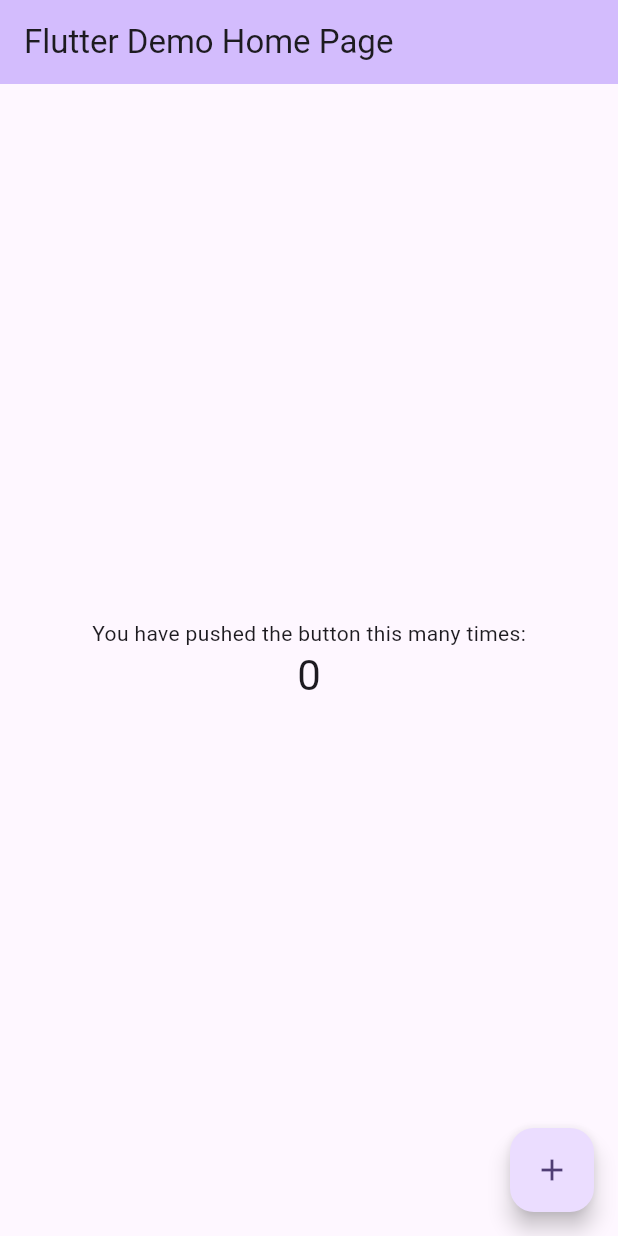
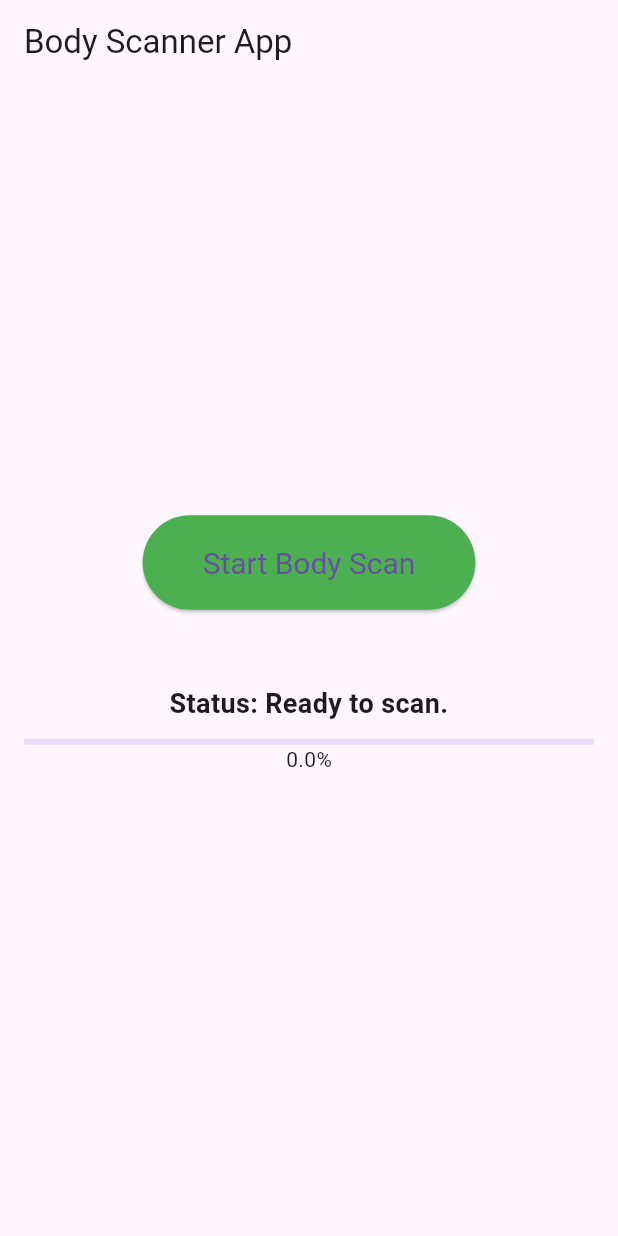
Before and after one commit to flashBombHack/Sizemet_App, a Flutter app: the screen it shows after launch, on a phone screen of 412 x 824 dp. Run offline on Flutter 3.47's test engine with Material 3 defaults, Android fonts, the phone set to English and light mode, and no system bars; our stand-ins replace plugin_platform_interface.

Commit message:
updates for plugin

```diff
--- a/body_capture_plugin/lib/body_capture_plugin.dart
+++ b/body_capture_plugin/lib/body_capture_plugin.dart
@@ -1,8 +1,90 @@
+import 'package:flutter/services.dart';
+import 'dart:async'; // Import for StreamController
 
-import 'body_capture_plugin_platform_interface.dart';
+class BodyCapturePlugin { // Changed class name
+  // Define the MethodChannel for invoking methods on the native side.
+  // The channel name must match what you will define in your Swift code.
+  // Changed channel name for consistency
+  static const MethodChannel _methodChannel =
+      MethodChannel('com.yourcompany.bodyscan/bodyCaptureMethod');
 
-class BodyCapturePlugin {
-  Future<String?> getPlatformVersion() {
-    return BodyCapturePluginPlatform.instance.getPlatformVersion();
+  // Define the EventChannel for receiving events (e.g., progress, status)
+  // from the native side. The channel name must match what you will define in Swift.
+  // Changed channel name for consistency
+  static const EventChannel _eventChannel =
+      EventChannel('com.yourcompany.bodyscan/bodyCaptureEvents');
+
+  // Private stream controllers to expose the native events as Dart streams.
+  static final StreamController<double> _progressStreamController =
+      StreamController<double>.broadcast();
+  static final StreamController<String> _statusStreamController =
+      StreamController<String>.broadcast();
+  static final StreamController<String> _usdzPathStreamController =
+      StreamController<String>.broadcast();
+  static final StreamController<String> _errorStreamController =
+      StreamController<String>.broadcast();
+
+  BodyCapturePlugin() { // Changed constructor name
+    // Listen to the native event channel and distribute events to the correct streams.
+    _eventChannel.receiveBroadcastStream().listen((dynamic event) {
+      if (event is Map) {
+        if (event.containsKey('progress')) {
+          _progressStreamController.add(event['progress'] as double);
+        } else if (event.containsKey('status')) {
+          _statusStreamController.add(event['status'] as String);
+        } else if (event.containsKey('usdzExportPath')) {
+          _usdzPathStreamController.add(event['usdzExportPath'] as String);
+        } else if (event.containsKey('error')) {
+          _errorStreamController.add(event['error'] as String);
+        }
+      }
+    });
+  }
+
+  /// Initiates the body capture scan process on the native side.
+  /// Returns the USDZ export path upon successful completion, or null if cancelled/failed.
+  Future<String?> startBodyCaptureScan() async { // Changed method name for consistency
+    try {
+      final String? usdzPath =
+          await _methodChannel.invokeMethod('startBodyCaptureScan'); // Changed method call name
+      return usdzPath;
+    } on PlatformException catch (e) {
+      _errorStreamController.add("Failed to start scan: '${e.message}'.");
+      print("Failed to start scan: '${e.message}'.");
+      return null;
+    }
+  }
+
+  /// Stops the ongoing body capture scan process on the native side.
+  Future<void> stopBodyCaptureScan() async { // Changed method name for consistency
+    try {
+      await _methodChannel.invokeMethod('stopBodyCaptureScan'); // Changed method call name
+    } on PlatformException catch (e) {
+      _errorStreamController.add("Failed to stop scan: '${e.message}'.");
+      print("Failed to stop scan: '${e.message}'.");
+    }
+  }
+
+  /// Stream to listen for scan progress updates (double from 0.0 to 1.0).
+  Stream<double> get scanProgress => _progressStreamController.stream;
+
+  /// Stream to listen for scan status messages (e.g., "Scanning...", "Processing...").
+  Stream<String> get scanStatus => _statusStreamController.stream;
+
+  /// Stream to listen for the final USDZ export path upon successful completion.
+  Stream<String> get usdzExportPath => _usdzPathStreamController.stream;
+
+  /// Stream to listen for any errors occurring during the scan process.
+  Stream<String> get scanError => _errorStreamController.stream;
+
+  // Don't forget to close the stream controllers when the plugin is no longer needed
+  // (e.g., in a dispose method of a stateful widget or when the app exits,
+  // though for a global plugin instance, this might not be strictly necessary
+  // until app shutdown).
+  void dispose() {
+    _progressStreamController.close();
+    _statusStreamController.close();
+    _usdzPathStreamController.close();
+    _errorStreamController.close();
   }
 }
--- a/lib/main.dart
+++ b/lib/main.dart
@@ -1,4 +1,6 @@
 import 'package:flutter/material.dart';
+// Ensure this import path matches your new plugin name!
+import 'package:body_capture_plugin/body_capture_plugin.dart';
 
 void main() {
   runApp(const MyApp());
@@ -7,119 +9,179 @@ void main() {
 class MyApp extends StatelessWidget {
   const MyApp({super.key});
 
-  // This widget is the root of your application.
   @override
   Widget build(BuildContext context) {
     return MaterialApp(
-      title: 'Flutter Demo',
+      title: 'Body Scanner App',
       theme: ThemeData(
-        // This is the theme of your application.
-        //
-        // TRY THIS: Try running your application with "flutter run". You'll see
-        // the application has a purple toolbar. Then, without quitting the app,
-        // try changing the seedColor in the colorScheme below to Colors.green
-        // and then invoke "hot reload" (save your changes or press the "hot
-        // reload" button in a Flutter-supported IDE, or press "r" if you used
-        // the command line to start the app).
-        //
-        // Notice that the counter didn't reset back to zero; the application
-        // state is not lost during the reload. To reset the state, use hot
-        // restart instead.
-        //
-        // This works for code too, not just values: Most code changes can be
-        // tested with just a hot reload.
-        colorScheme: ColorScheme.fromSeed(seedColor: Colors.deepPurple),
-        useMaterial3: true,
+        primarySwatch: Colors.blue,
       ),
-      home: const MyHomePage(title: 'Flutter Demo Home Page'),
+      home: const HomePage(),
     );
   }
 }
 
-class MyHomePage extends StatefulWidget {
-  const MyHomePage({super.key, required this.title});
-
-  // This widget is the home page of your application. It is stateful, meaning
-  // that it has a State object (defined below) that contains fields that affect
-  // how it looks.
-
-  // This class is the configuration for the state. It holds the values (in this
-  // case the title) provided by the parent (in this case the App widget) and
-  // used by the build method of the State. Fields in a Widget subclass are
-  // always marked "final".
-
-  final String title;
+class HomePage extends StatefulWidget {
+  const HomePage({super.key});
 
   @override
-  State<MyHomePage> createState() => _MyHomePageState();
+  State<HomePage> createState() => _HomePageState();
 }
 
-class _MyHomePageState extends State<MyHomePage> {
-  int _counter = 0;
+class _HomePageState extends State<HomePage> {
+  // Instantiate your plugin. This will set up the EventChannel listener.
+  final BodyCapturePlugin _bodyCapturePlugin = BodyCapturePlugin();
 
-  void _incrementCounter() {
+  String _statusMessage = "Ready to scan.";
+  String _errorMessage = "";
+  String? _usdzPath;
+  double _progress = 0.0;
+  bool _isScanning = false;
+
+  @override
+  void initState() {
+    super.initState();
+    // Listen to the streams for updates from the native side
+    _bodyCapturePlugin.scanProgress.listen((progress) {
       setState(() {
-      // This call to setState tells the Flutter framework that something has
-      // changed in this State, which causes it to rerun the build method below
-      // so that the display can reflect the updated values. If we changed
-      // _counter without calling setState(), then the build method would not be
-      // called again, and so nothing would appear to happen.
-      _counter++;
+        _progress = progress;
+      });
+    });
+
+    _bodyCapturePlugin.scanStatus.listen((status) {
+      setState(() {
+        _statusMessage = status;
+      });
+    });
+
+    _bodyCapturePlugin.usdzExportPath.listen((path) {
+      setState(() {
+        _usdzPath = path;
+        _isScanning = false; // Scan finished
+        _statusMessage = "Scan completed! USDZ saved.";
+      });
+    });
+
+    _bodyCapturePlugin.scanError.listen((error) {
+      setState(() {
+        _errorMessage = "Error: $error";
+        _isScanning = false; // Scan failed
+        _statusMessage = "Scan failed.";
+      });
     });
   }
 
   @override
+  void dispose() {
+    _bodyCapturePlugin.dispose(); // Clean up streams
+    super.dispose();
+  }
+
+  Future<void> _startScan() async {
+    setState(() {
+      _isScanning = true;
+      _statusMessage = "Starting scan...";
+      _errorMessage = "";
+      _usdzPath = null;
+      _progress = 0.0;
+    });
+
+    // Call the native method to start the scan
+    final String? path = await _bodyCapturePlugin.startObjectCaptureScan();
+    if (path != null) {
+      setState(() {
+        _usdzPath = path;
+        _isScanning = false;
+        _statusMessage = "Scan completed! USDZ saved at: $path";
+      });
+    } else {
+      // If path is null, it means there was an error or it was cancelled
+      // The error stream will handle setting _errorMessage
+      setState(() {
+        _isScanning = false;
+        if (_errorMessage.isEmpty) { // If no specific error from stream, set a generic one
+          _errorMessage = "Scan did not complete or was cancelled.";
+          _statusMessage = "Scan aborted.";
+        }
+      });
+    }
+  }
+
+  Future<void> _stopScan() async {
+    setState(() {
+      _isScanning = false;
+      _statusMessage = "Scan stopped.";
+      _errorMessage = ""; // Clear any previous errors on stop
+    });
+    await _bodyCapturePlugin.stopObjectCaptureScan();
+  }
+
+  @override
   Widget build(BuildContext context) {
-    // This method is rerun every time setState is called, for instance as done
-    // by the _incrementCounter method above.
-    //
-    // The Flutter framework has been optimized to make rerunning build methods
-    // fast, so that you can just rebuild anything that needs updating rather
-    // than having to individually change instances of widgets.
     return Scaffold(
       appBar: AppBar(
-        // TRY THIS: Try changing the color here to a specific color (to
-        // Colors.amber, perhaps?) and trigger a hot reload to see the AppBar
-        // change color while the other colors stay the same.
-        backgroundColor: Theme.of(context).colorScheme.inversePrimary,
-        // Here we take the value from the MyHomePage object that was created by
-        // the App.build method, and use it to set our appbar title.
-        title: Text(widget.title),
+        title: const Text('Body Scanner App'),
       ),
       body: Center(
-        // Center is a layout widget. It takes a single child and positions it
-        // in the middle of the parent.
+        child: Padding(
+          padding: const EdgeInsets.all(16.0),
           child: Column(
-          // Column is also a layout widget. It takes a list of children and
-          // arranges them vertically. By default, it sizes itself to fit its
-          // children horizontally, and tries to be as tall as its parent.
-          //
-          // Column has various properties to control how it sizes itself and
-          // how it positions its children. Here we use mainAxisAlignment to
-          // center the children vertically; the main axis here is the vertical
-          // axis because Columns are vertical (the cross axis would be
-          // horizontal).
-          //
-          // TRY THIS: Invoke "debug painting" (choose the "Toggle Debug Paint"
-          // action in the IDE, or press "p" in the console), to see the
-          // wireframe for each widget.
             mainAxisAlignment: MainAxisAlignment.center,
             children: <Widget>[
+              ElevatedButton(
+                onPressed: _isScanning ? null : _startScan,
+                style: ElevatedButton.styleFrom(
+                  backgroundColor: Colors.green,
+                  padding: const EdgeInsets.symmetric(horizontal: 40, vertical: 20),
+                  textStyle: const TextStyle(fontSize: 20),
+                ),
+                child: const Text('Start Body Scan'),
+              ),
+              const SizedBox(height: 20),
+              if (_isScanning)
+                ElevatedButton(
+                  onPressed: _stopScan,
+                  style: ElevatedButton.styleFrom(
+                    backgroundColor: Colors.red,
+                    padding: const EdgeInsets.symmetric(horizontal: 40, vertical: 20),
+                    textStyle: const TextStyle(fontSize: 20),
+                  ),
+                  child: const Text('Stop Scan'),
+                ),
+              const SizedBox(height: 30),
+              Text(
+                'Status: $_statusMessage',
+                style: const TextStyle(fontSize: 18, fontWeight: FontWeight.bold),
+                textAlign: TextAlign.center,
+              ),
+              const SizedBox(height: 10),
+              LinearProgressIndicator(value: _progress),
+              Text('${(_progress * 100).toStringAsFixed(1)}%'),
+              const SizedBox(height: 20),
+              if (_errorMessage.isNotEmpty)
+                Text(
+                  _errorMessage,
+                  style: const TextStyle(color: Colors.red, fontSize: 16),
+                  textAlign: TextAlign.center,
+                ),
+              if (_usdzPath != null)
+                Column(
+                  children: [
                     const Text(
-              'You have pushed the button this many times:',
+                      'Scan Result (USDZ):',
+                      style: TextStyle(fontSize: 18, fontWeight: FontWeight.bold),
                     ),
-            Text(
-              '$_counter',
-              style: Theme.of(context).textTheme.headlineMedium,
+                    SelectableText(
+                      _usdzPath!,
+                      style: const TextStyle(fontSize: 16, color: Colors.blue),
+                      textAlign: TextAlign.center,
+                    ),
+                  ],
                 ),
             ],
           ),
         ),
-      floatingActionButton: FloatingActionButton(
-        onPressed: _incrementCounter,
-        tooltip: 'Increment',
-        child: const Icon(Icons.add),
-      ), // This trailing comma makes auto-formatting nicer for build methods.
+      ),
     );
   }
 }
```
Lines whose indentation alone changed are shown as unchanged.
